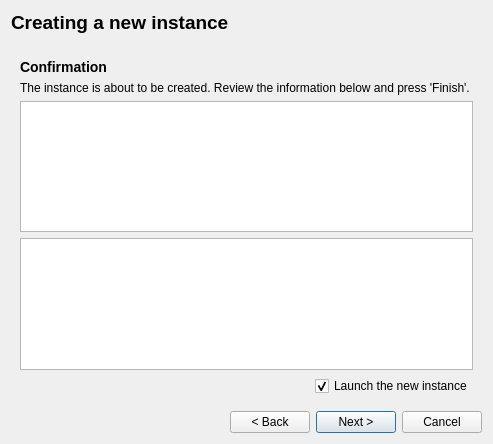
This is modorganizer/src/createinstancedialog.ui in Holt59/mo2-merge as Qt 5 draws it before an edit. The edited form follows.
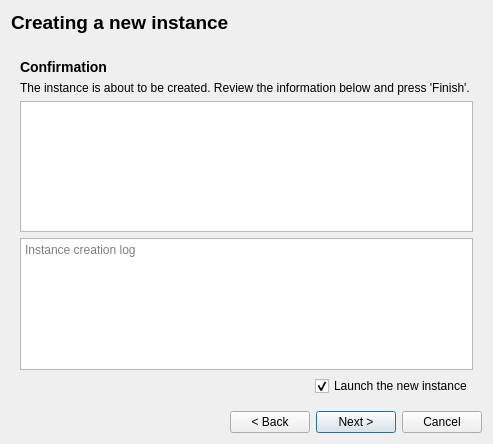
This is the edited form. The open tabs and pages were chosen to show the change. Custom widgets are drawn as their Qt base class.

Commit message: [modorganizer] keyboard nav for create instance dialog change the skip intro setting on click instead of on completion ctrl+f in game page

The edit to the form file:
```diff
--- a/modorganizer/src/createinstancedialog.ui
+++ b/modorganizer/src/createinstancedialog.ui
@@ -1112,6 +1112,9 @@
             <property name="textInteractionFlags">
              <set>Qt::TextSelectableByKeyboard|Qt::TextSelectableByMouse</set>
             </property>
+            <property name="placeholderText">
+             <string>Instance creation log</string>
+            </property>
            </widget>
           </item>
           <item>
```
Left out of the diff: 3 changed lines with no effect on the pictures. The commit also changes 4 other files.
